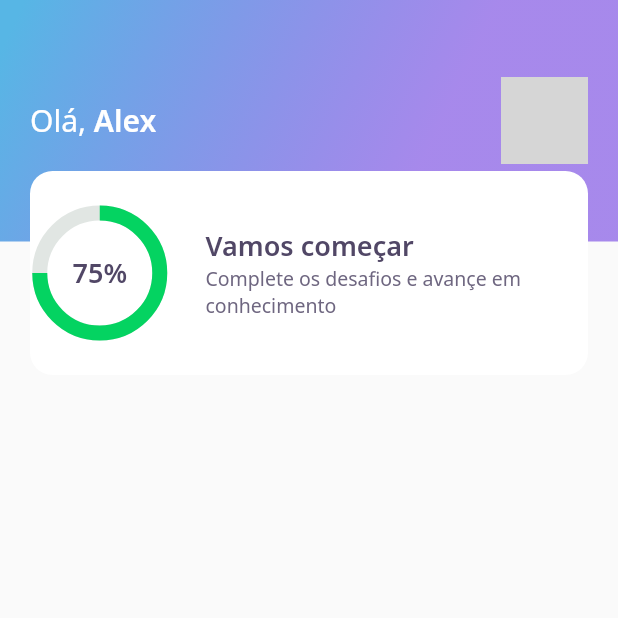
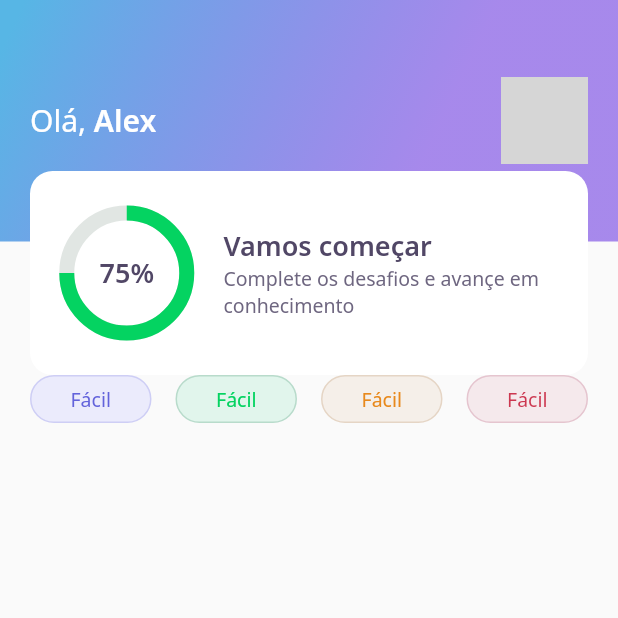
Before and after one commit to Alexz96/dev_quiz, a Flutter app: the screen it shows after launch, on a phone screen of 412 x 824 dp, the top half of it. Run offline on Flutter 3.47's test engine with Material 2 defaults, Android fonts, the phone set to English and light mode, and no system bars; our stand-ins replace google_fonts; network calls fail; grey boxes are pictures that could not be loaded.

Commit message:
Criação do Level Button
Criado o Widget de Level Button com suas configurações. Efetuado algumas otimizações de imports e "ajustado" o Score Card widget.

```diff
--- a/lib/home/home_page.dart
+++ b/lib/home/home_page.dart
@@ -1,4 +1,5 @@
 import 'package:dev_quiz/home/widgets/appbar/app_bar_widget.dart';
+import 'package:dev_quiz/home/widgets/level_button/level_button_widget.dart';
 import 'package:flutter/material.dart';
 
 class HomePage extends StatefulWidget {
@@ -13,6 +14,26 @@ class _HomePageState extends State<HomePage> {
   Widget build(BuildContext context) {
     return Scaffold(
       appBar: AppBarWidget(),
+      body: Padding(
+        padding: const EdgeInsets.symmetric(horizontal: 20),
+        child: Row(
+          mainAxisAlignment: MainAxisAlignment.spaceBetween,
+          children: [
+            LevelButtonWidget(
+              label: "Fácil",
+            ),
+            LevelButtonWidget(
+              label: "Médio",
+            ),
+            LevelButtonWidget(
+              label: "Difícil",
+            ),
+            LevelButtonWidget(
+              label: "Perito",
+            ),
+          ],
+        ),
+      ),
     );
   }
 }
--- /dev/null
+++ b/lib/home/widgets/level_button/level_button_widget.dart
@@ -0,0 +1,53 @@
+import 'package:dev_quiz/core/app_colors.dart';
+import 'package:flutter/material.dart';
+import 'package:google_fonts/google_fonts.dart';
+
+class LevelButtonWidget extends StatelessWidget {
+  final String label;
+  LevelButtonWidget({Key? key, required this.label})
+      : assert(["Fácil", "Médio", "Difícil", "Perito"].contains(label)),
+        super(key: key);
+
+  final config = {
+    "Fácil": {
+      "color": AppColors.levelButtonFacil,
+      "borderColor": AppColors.levelButtonBorderFacil,
+      "fontColor": AppColors.levelButtonTextFacil
+    },
+    "Médio": {
+      "color": AppColors.levelButtonMedio,
+      "borderColor": AppColors.levelButtonBorderMedio,
+      "fontColor": AppColors.levelButtonTextMedio
+    },
+    "Difícil": {
+      "color": AppColors.levelButtonDificil,
+      "borderColor": AppColors.levelButtonBorderDificil,
+      "fontColor": AppColors.levelButtonTextDificil
+    },
+    "Perito": {
+      "color": AppColors.levelButtonPerito,
+      "borderColor": AppColors.levelButtonBorderPerito,
+      "fontColor": AppColors.levelButtonTextPerito
+    }
+  };
+
+  Color get color => config[label]!['color']!;
+  Color get borderColor => config[label]!['borderColor']!;
+  Color get fontColor => config[label]!['fontColor']!;
+
+  @override
+  Widget build(BuildContext context) {
+    return Container(
+      decoration: BoxDecoration(
+        color: color,
+        border: Border.fromBorderSide(BorderSide(color: borderColor)),
+        borderRadius: BorderRadius.circular(28),
+      ),
+      child: Padding(
+        padding: const EdgeInsets.symmetric(horizontal: 26, vertical: 6),
+        child: Text("Fácil", //label
+            style: GoogleFonts.notoSans(color: fontColor, fontSize: 13)),
+      ),
+    );
+  }
+}
--- a/lib/home/widgets/score_card/score_card_widget.dart
+++ b/lib/home/widgets/score_card/score_card_widget.dart
@@ -15,6 +15,8 @@ class ScoreCardWidget extends StatelessWidget {
           color: AppColors.white,
           borderRadius: BorderRadius.circular(15)
         ),
+        child: Padding(
+          padding: const EdgeInsets.symmetric(horizontal: 24),
           child: Row(
             crossAxisAlignment: CrossAxisAlignment.center,
             children: [
@@ -43,6 +45,7 @@ class ScoreCardWidget extends StatelessWidget {
             ],
           ),
         ),
+      ),
     );
   }
 }
```
Lines whose indentation alone changed are shown as unchanged.
